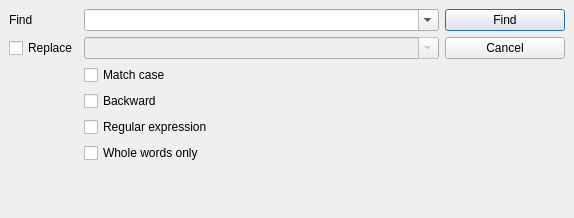
Before: the Qt Designer form src/gui/FindDlg.ui in Mezomish/juffed, drawn with Qt 5.
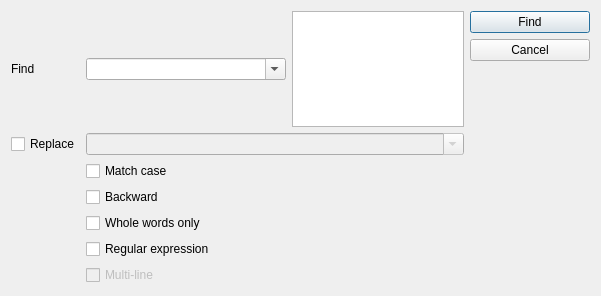
After: the same form once the commit is applied.

The edit to the form file:
```diff
--- a/src/gui/FindDlg.ui
+++ b/src/gui/FindDlg.ui
@@ -6,8 +6,8 @@
    <rect>
     <x>0</x>
     <y>0</y>
-    <width>574</width>
-    <height>218</height>
+    <width>601</width>
+    <height>296</height>
    </rect>
   </property>
   <property name="sizePolicy">
@@ -16,16 +16,18 @@
     <verstretch>0</verstretch>
    </sizepolicy>
   </property>
+  <property name="maximumSize">
+   <size>
+    <width>16777215</width>
+    <height>400</height>
+   </size>
+  </property>
   <property name="windowTitle">
    <string>Find</string>
   </property>
+  <layout class="QVBoxLayout" name="verticalLayout">
+   <item>
   <layout class="QGridLayout" name="gridLayout">
-   <property name="margin">
-    <number>9</number>
-   </property>
-   <property name="spacing">
-    <number>6</number>
-   </property>
    <item row="0" column="0">
     <widget class="QLabel" name="label">
      <property name="text">
@@ -34,6 +36,11 @@
     </widget>
    </item>
    <item row="0" column="1">
+      <layout class="QHBoxLayout" name="horizontalLayout">
+       <property name="sizeConstraint">
+        <enum>QLayout::SetMinimumSize</enum>
+       </property>
+       <item>
     <widget class="QComboBox" name="findCmb">
      <property name="sizePolicy">
       <sizepolicy hsizetype="MinimumExpanding" vsizetype="Fixed">
@@ -52,7 +59,30 @@
      </property>
     </widget>
    </item>
-   <item row="0" column="2">
+       <item>
+        <widget class="QTextEdit" name="mlEd">
+         <property name="enabled">
+          <bool>true</bool>
+         </property>
+         <property name="baseSize">
+          <size>
+           <width>0</width>
+           <height>600</height>
+          </size>
+         </property>
+         <property name="tabChangesFocus">
+          <bool>true</bool>
+         </property>
+         <property name="acceptRichText">
+          <bool>false</bool>
+         </property>
+        </widget>
+       </item>
+      </layout>
+     </item>
+     <item row="0" column="2" rowspan="7">
+      <layout class="QVBoxLayout" name="verticalLayout_2">
+       <item>
     <widget class="QPushButton" name="findBtn">
      <property name="minimumSize">
       <size>
@@ -68,7 +98,29 @@
      </property>
     </widget>
    </item>
-   <item row="2" column="0">
+       <item>
+        <widget class="QPushButton" name="cancelBtn">
+         <property name="text">
+          <string>Cancel</string>
+         </property>
+        </widget>
+       </item>
+       <item>
+        <spacer name="verticalSpacer">
+         <property name="orientation">
+          <enum>Qt::Vertical</enum>
+         </property>
+         <property name="sizeHint" stdset="0">
+          <size>
+           <width>20</width>
+           <height>40</height>
+          </size>
+         </property>
+        </spacer>
+       </item>
+      </layout>
+     </item>
+     <item row="1" column="0">
     <widget class="QCheckBox" name="replaceChk">
      <property name="text">
       <string>Replace</string>
@@ -78,7 +130,7 @@
      </property>
     </widget>
    </item>
-   <item row="2" column="1">
+     <item row="1" column="1">
     <widget class="QComboBox" name="replaceCmb">
      <property name="enabled">
       <bool>false</bool>
@@ -94,20 +146,27 @@
      </property>
     </widget>
    </item>
-   <item row="3" column="1">
+     <item row="2" column="1">
     <widget class="QCheckBox" name="matchCaseChk">
      <property name="text">
       <string>Match case</string>
      </property>
     </widget>
    </item>
-   <item row="4" column="1">
+     <item row="3" column="1">
     <widget class="QCheckBox" name="backwardChk">
      <property name="text">
       <string>Backward</string>
      </property>
     </widget>
    </item>
+     <item row="4" column="1">
+      <widget class="QCheckBox" name="wholeWordsChk">
+       <property name="text">
+        <string>Whole words only</string>
+       </property>
+      </widget>
+     </item>
    <item row="5" column="1">
     <widget class="QCheckBox" name="regexpChk">
      <property name="text">
@@ -115,32 +174,33 @@
      </property>
     </widget>
    </item>
-   <item row="7" column="1">
-    <spacer>
-     <property name="orientation">
-      <enum>Qt::Vertical</enum>
-     </property>
-     <property name="sizeHint" stdset="0">
-      <size>
-       <width>20</width>
-       <height>16</height>
-      </size>
-     </property>
-    </spacer>
-   </item>
-   <item row="2" column="2">
-    <widget class="QPushButton" name="cancelBtn">
-     <property name="text">
-      <string>Cancel</string>
-     </property>
-    </widget>
-   </item>
    <item row="6" column="1">
-    <widget class="QCheckBox" name="wholeWordsChk">
+      <widget class="QCheckBox" name="multiLineChk">
+       <property name="enabled">
+        <bool>false</bool>
+       </property>
      <property name="text">
-      <string>Whole words only</string>
-     </property>
-    </widget>
+        <string>Multi-line</string>
+       </property>
+      </widget>
+     </item>
+    </layout>
+   </item>
+   <item>
+    <spacer name="lowerSpacer">
+     <property name="orientation">
+      <enum>Qt::Vertical</enum>
+     </property>
+     <property name="sizeType">
+      <enum>QSizePolicy::MinimumExpanding</enum>
+     </property>
+     <property name="sizeHint" stdset="0">
+      <size>
+       <width>0</width>
+       <height>0</height>
+      </size>
+     </property>
+    </spacer>
    </item>
   </layout>
  </widget>
```
Left out of the diff: 60 changed lines with no effect on the pictures. Lines whose indentation alone changed are shown as unchanged.
